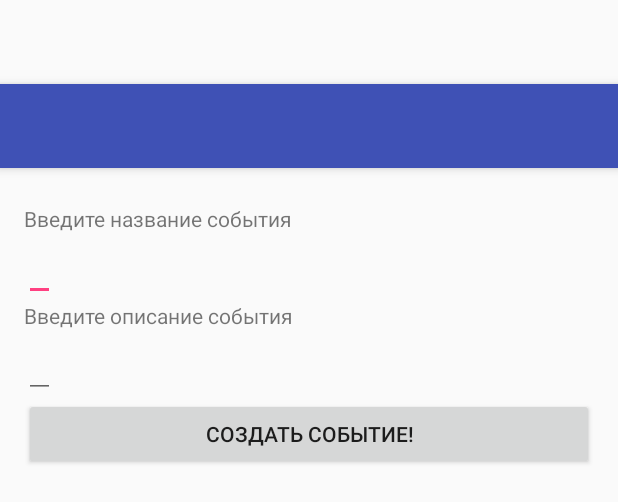
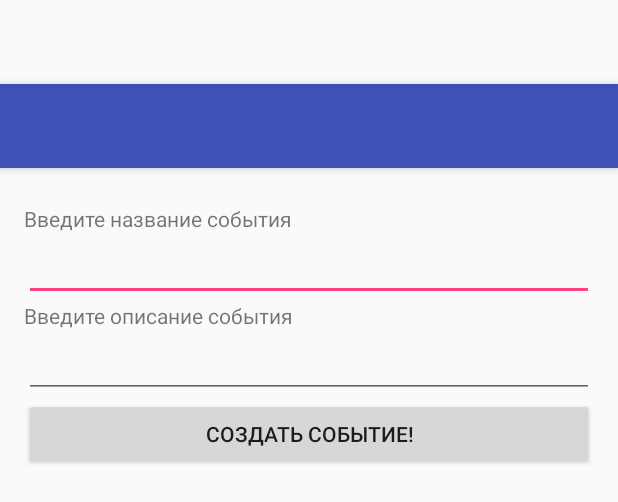
Before and after one commit to zamonitorom/Letsgo, an Android app: the layout activity_set_meeting.xml on its own in the app's theme, with its tools: preview values and no code run, on a phone screen of 412 x 824 dp. Shown: the top 502 px of the screen. Run offline under Robolectric (Android 15) with nearby library versions, the phone set to English and light mode, and no system bars.

Commit message:
memes upd#2

```diff
--- a/letsgo/src/main/java/com/letsgoapp/Views/MainActivity.java
+++ b/letsgo/src/main/java/com/letsgoapp/Views/MainActivity.java
@@ -24,7 +24,7 @@ import com.letsgoapp.Views.Fragments.AddMeetingFragment;
 import com.letsgoapp.Views.Fragments.GMapFragment;
 import com.letsgoapp.databinding.ActivityMainBinding;
 
-import static com.letsgoapp.Utils.ContextUtill.SetMainContext;
+
 
 public class MainActivity extends AppCompatActivity implements NavigationView.OnNavigationItemSelectedListener {
     public FragmentManager fragmentManager;
@@ -43,7 +43,6 @@ public class MainActivity extends AppCompatActivity implements NavigationView.On
 
         mainActivityViewModel = new MainActivityViewModel("https://pp.userapi.com/c837426/v837426417/28dee/s-Rks5_j60I.jpg");
         activityMainBinding.setMainVM(mainActivityViewModel);
-        SetMainContext(this);
         toolbar = activityMainBinding.toolbar;
         toolbar.setTitle("Актуальные события");
 //        fab.setOnClickListener(new View.OnClickListener() {
--- a/letsgo/src/main/res/layout/activity_set_meeting.xml
+++ b/letsgo/src/main/res/layout/activity_set_meeting.xml
@@ -50,7 +50,7 @@
                     android:text="Введите название события" />
 
                 <com.letsgoapp.Utils.ExtendedEditText
-                    android:layout_width="wrap_content"
+                    android:layout_width="match_parent"
                     android:layout_height="wrap_content"
                     app:binding="@{setViewModel.title}" />
 
@@ -60,7 +60,7 @@
                     android:text="Введите описание события" />
 
                 <com.letsgoapp.Utils.ExtendedEditText
-                    android:layout_width="wrap_content"
+                    android:layout_width="match_parent"
                     android:layout_height="wrap_content"
                     app:binding="@{setViewModel.description}" />
 
```
Also changed, not shown: letsgo/src/main/java/com/letsgoapp/ViewModels/SetMeetingViewModel.java (+21 -13 lines).
